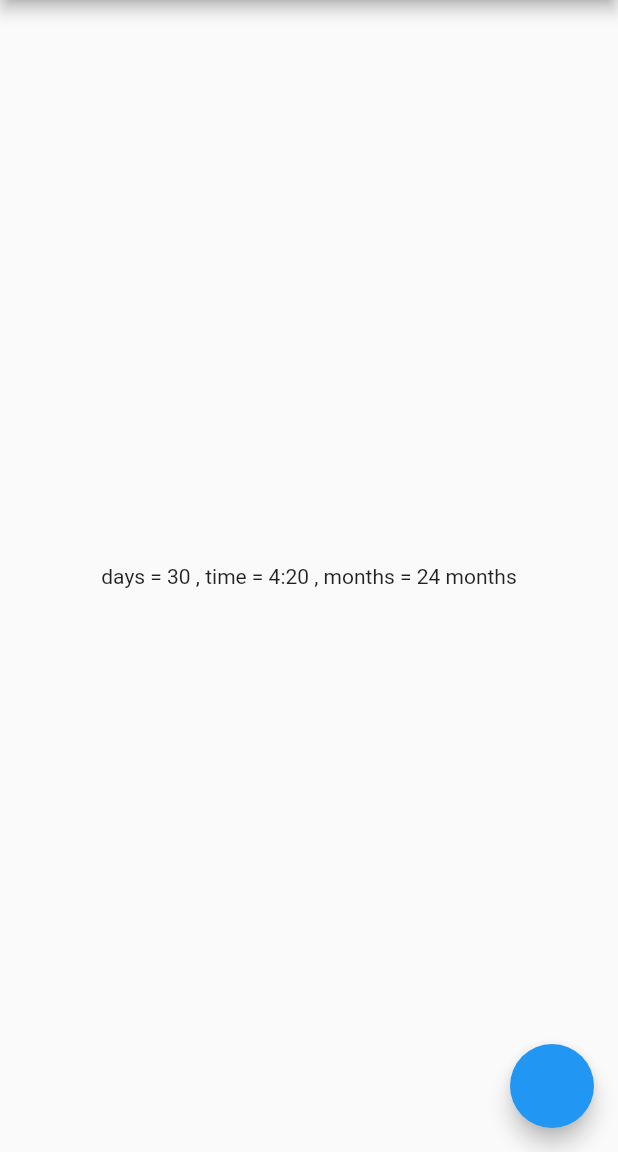
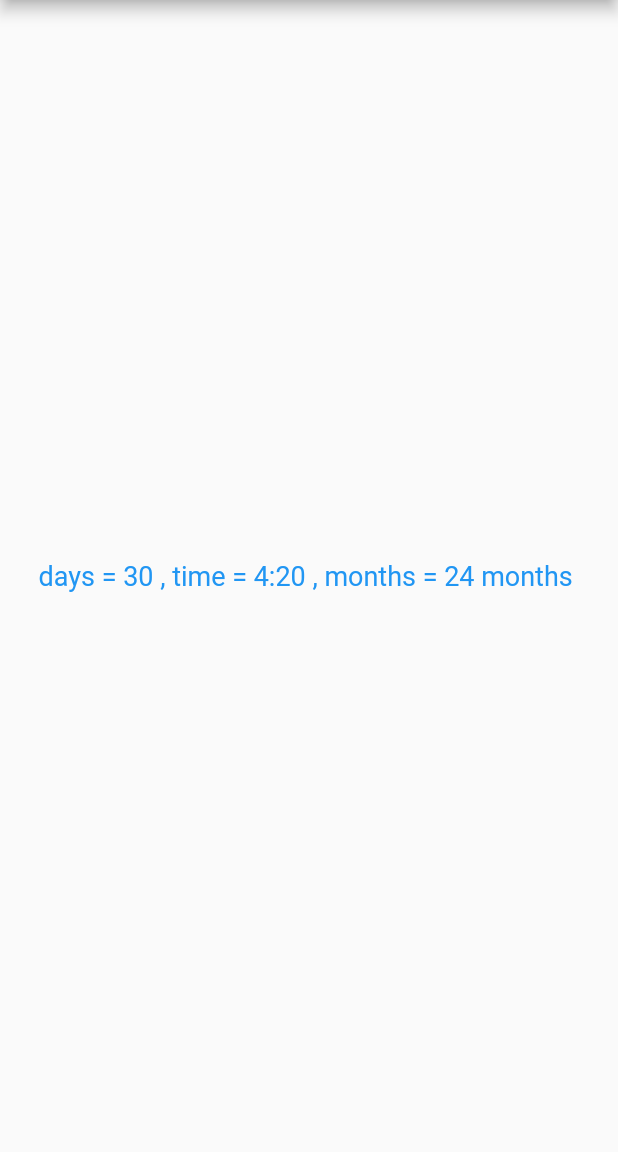
Before and after one commit to itsadarsh8/FlutterDemo, a Flutter app: the screen it shows after launch, on a phone screen of 412 x 824 dp, the part 84-1236 px from its top. Run offline on Flutter 3.47's test engine with Material 2 defaults, Android fonts, the phone set to English and light mode, and no system bars.

Commit message:
MaterialApp, Material, Scaffold, theme, routes

```diff
--- a/lib/Home_Page.dart
+++ /dev/null
@@ -1,25 +0,0 @@
-import 'package:flutter/material.dart';
-
-class Home_Page extends StatelessWidget {
-
-
-  final int days = 30;
-  final String time = "4:20";
-   var months = "24 months";
-
-  @override
-  Widget build(BuildContext context) {
-    return Scaffold(
-      appBar: AppBar(
-        title: Text("My Interns: App"),
-      ),
-      body:Center(
-        child:Container(
-          child:Text("days = $days , time = $time , months = $months")
-        )
-      ),
-      drawer: Drawer(),
-      floatingActionButton: FloatingActionButton(onPressed: () {  },),
-    );
-  }
-}
--- a/lib/main.dart
+++ b/lib/main.dart
@@ -1,17 +1,35 @@
 import 'package:flutter/material.dart';
-import 'package:my_intern/Home_Page.dart';
+import 'package:my_intern/pages/LoginPage.dart';
+import '/pages/HomePage.dart';
 
-void main(){
+void main() {
   runApp(myInterns());
 }
 
 class myInterns extends StatelessWidget {
-  const myInterns({Key? key}) : super(key: key);
-
   @override
   Widget build(BuildContext context) {
     return MaterialApp(
-      home:Home_Page(),
+      //use this or "/" in routes
+      //home:HomePage(),
+
+      //choose theme type here
+      themeMode: ThemeMode.light,
+
+      //customise light theme
+      theme: ThemeData(primarySwatch: Colors.blue, brightness: Brightness.light),
+
+      //customise dark theme
+      darkTheme: ThemeData(brightness: Brightness.dark, primarySwatch: Colors.red),
+
+      //customise first route
+      initialRoute: "/home",
+
+      //Layout manager
+      routes: {
+        "/": (context) => new HomePage(),
+        "/login": (context) => new LoginPage(),
+      },
     );
   }
 }
--- /dev/null
+++ b/lib/pages/HomePage.dart
@@ -0,0 +1,24 @@
+import 'package:flutter/material.dart';
+
+class HomePage extends StatelessWidget {
+  final int days = 30;
+  final String time = "4:20";
+  var months = "24 months";
+
+  @override
+  Widget build(BuildContext context) {
+    return Scaffold(
+      appBar: AppBar(
+        title: Text("My Interns: App"),
+      ),
+      body: Center(
+          child: Container(
+              child: Text("days = $days , time = $time , months = $months ",
+                  style: TextStyle(
+                    fontSize: 18,
+                    color: Colors.blue
+                  )))),
+      drawer: Drawer(),
+    );
+  }
+}
```
Also changed, not shown: lib/pages/LoginPage.dart (added, +21 -0 lines).
